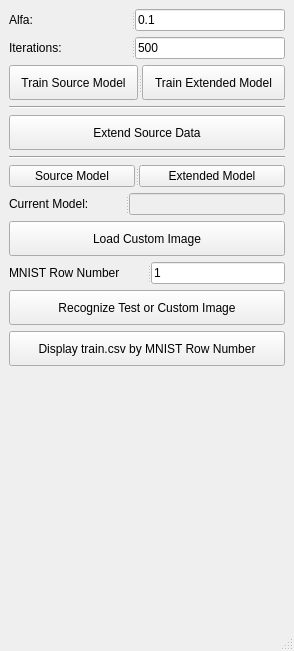
First picture: the form in assignments/recognizer/ui/ui_main.ui, repository kiryha/CIS585, before the edit.
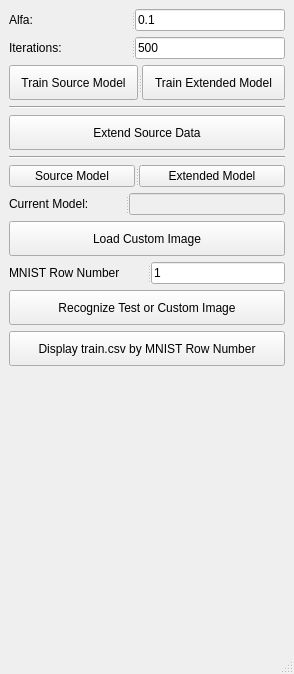
Second picture: the form after the edit.

The edit to the form file:
```diff
--- a/assignments/recognizer/ui/ui_main.ui
+++ b/assignments/recognizer/ui/ui_main.ui
@@ -7,7 +7,7 @@
     <x>0</x>
     <y>0</y>
     <width>294</width>
-    <height>651</height>
+    <height>674</height>
    </rect>
   </property>
   <property name="windowTitle">
```
Left out of the diff: 2 changed lines with no effect on the pictures.
